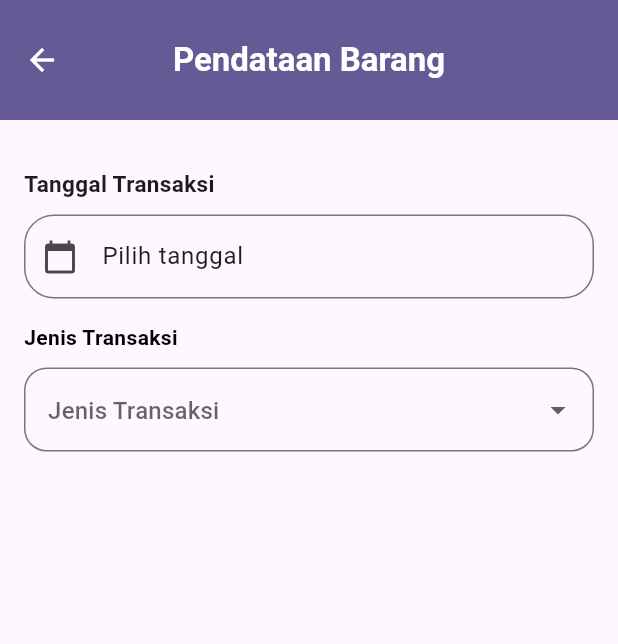
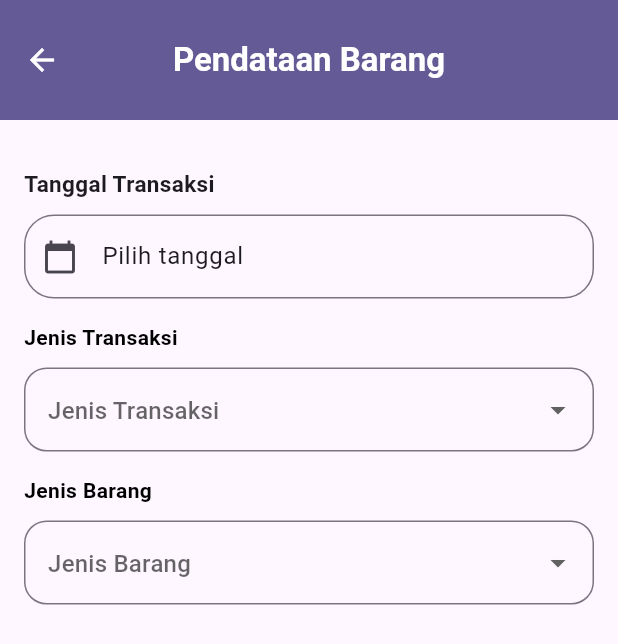
Before and after one commit to emzhran/20220140118_UCP1Flutter, a Flutter app: the TransaksiBarang screen opened directly, on a phone screen of 412 x 824 dp. Shown: the top 644 px of the screen. Run offline on Flutter 3.47's test engine with Material 3 defaults, Android fonts, the phone set to English and light mode, and no system bars.

Commit message:
menambahkan dropdown untuk memilih jenis barang

```diff
--- a/lib/transaksi_barang.dart
+++ b/lib/transaksi_barang.dart
@@ -141,6 +141,42 @@ class _TransaksiBarangState extends State<TransaksiBarang> {
                   return null;
                 },
               ),
+              const SizedBox(height: 16),
+              const Text(
+                'Jenis Barang',
+                style: TextStyle(
+                  color: Colors.black,
+                  fontWeight: FontWeight.bold,
+                ),
+              ),
+              const SizedBox(height: 10),
+              DropdownButtonFormField<String>(
+                value: selectedJenisBarang,
+                items: jenisHargaBarang.keys
+                    .map(
+                      (item) => DropdownMenuItem(
+                        value: item,
+                        child: Text(item),
+                      ),
+                    )
+                    .toList(),
+                onChanged: (val) => setState(() {
+                  selectedJenisBarang = val;
+                  hargaController.text = jenisHargaBarang[val!]!.toString();
+                }),
+                decoration: InputDecoration(
+                  hintText: "Jenis Barang",
+                  border: OutlineInputBorder(
+                    borderRadius: BorderRadius.circular(15),
+                  ),
+                ),
+                validator: (value) {
+                  if (value == null || value.isEmpty) {
+                    return 'Pilih jenis barang';
+                  }
+                  return null;
+                },
+              ),
             ],
           ),
         ),
```
